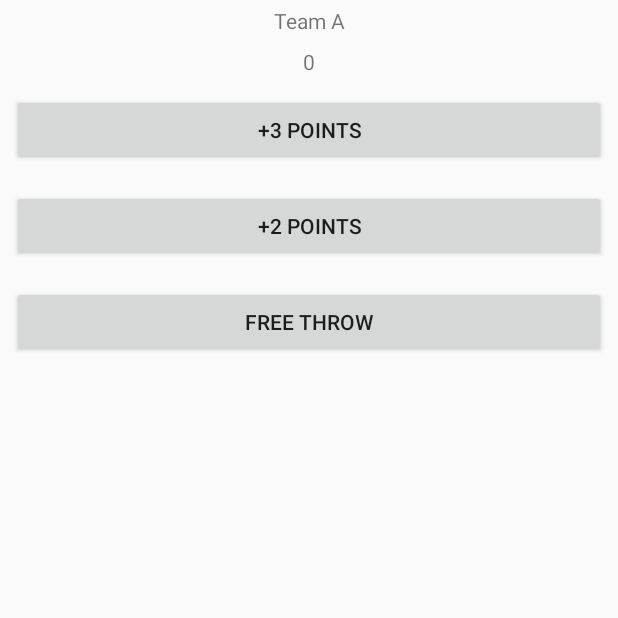
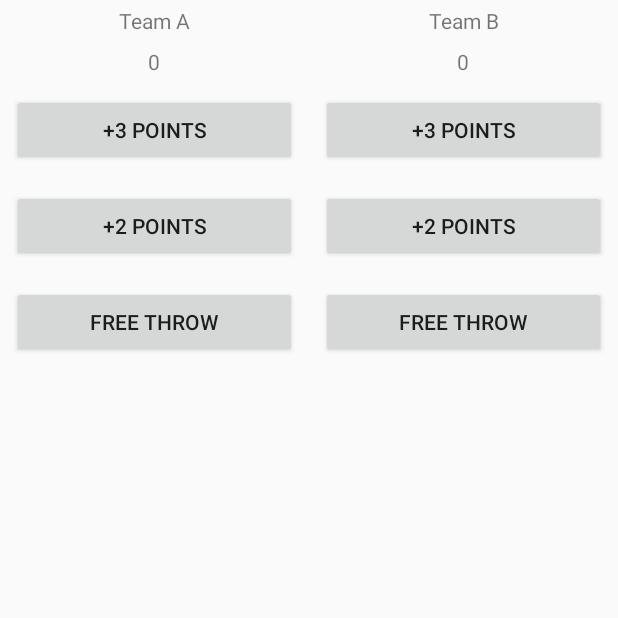
Before and after one commit to GregoryWilusz/GDCS_CourtCounter, an Android app: the screen it shows after launch (MainActivity), on a phone screen of 412 x 824 dp, the top half of it. Run offline under Robolectric (Android 15) with nearby library versions, the phone set to English and light mode, and no system bars.

Commit message:
Added Team B with a previous functionality.

```diff
--- a/app/src/main/java/com/example/android/courtcounter/MainActivity.java
+++ b/app/src/main/java/com/example/android/courtcounter/MainActivity.java
@@ -8,6 +8,7 @@ import android.widget.TextView;
 public class MainActivity extends AppCompatActivity {
 
     int scoreTeamA = 0;
+    int scoreTeamB = 0;
 
     @Override
     protected void onCreate(Bundle savedInstanceState) {
@@ -36,4 +37,25 @@ public class MainActivity extends AppCompatActivity {
         scoreTeamA += 1;
         displayForTeamA(scoreTeamA);
     }
+
+    /**
+     * Displays the given score for Team B.
+     */
+    public void displayForTeamB(int score) {
+        TextView scoreView = (TextView) findViewById(R.id.team_b_score);
+        scoreView.setText(String.valueOf(score));
+    }
+
+    public void addThreeForTeamB(View view) {
+        scoreTeamB += 3;
+        displayForTeamB(scoreTeamB);
+    }
+    public void addTwoForTeamB(View view) {
+        scoreTeamB += 2;
+        displayForTeamB(scoreTeamB);
+    }
+    public void addOneForTeamB(View view) {
+        scoreTeamB += 1;
+        displayForTeamB(scoreTeamB);
+    }
 }
--- a/app/src/main/res/layout/activity_main.xml
+++ b/app/src/main/res/layout/activity_main.xml
@@ -1,48 +1,95 @@
 <?xml version="1.0" encoding="utf-8"?>
-<LinearLayout
-    xmlns:android="http://schemas.android.com/apk/res/android"
+<LinearLayout xmlns:android="http://schemas.android.com/apk/res/android"
     xmlns:tools="http://schemas.android.com/tools"
     android:layout_width="match_parent"
     android:layout_height="match_parent"
-    android:orientation="vertical"
+    android:orientation="horizontal"
     tools:context="com.example.android.courtcounter.MainActivity">
+
+    <LinearLayout
+        android:layout_width="0dp"
+        android:layout_height="match_parent"
+        android:layout_weight="1"
+        android:orientation="vertical">
 
         <TextView
             android:layout_width="match_parent"
             android:layout_height="wrap_content"
-        android:text="@string/team_name"
             android:gravity="center_horizontal"
             android:padding="4dp"
-         />
+            android:text="@string/teama_name" />
 
         <TextView
             android:id="@+id/team_a_score"
             android:layout_width="match_parent"
             android:layout_height="wrap_content"
-        android:text="@string/team_score"
             android:gravity="center_horizontal"
             android:padding="4dp"
-     />
+            android:text="@string/team_score" />
 
         <Button
             android:layout_width="match_parent"
             android:layout_height="wrap_content"
-        android:text="@string/btn_3pts"
             android:layout_margin="8dp"
-        android:onClick="addThreeForTeamA"/>
+            android:onClick="addThreeForTeamA"
+            android:text="@string/btn_3pts" />
 
         <Button
             android:layout_width="match_parent"
             android:layout_height="wrap_content"
-        android:text="@string/btn_2pts"
             android:layout_margin="8dp"
-        android:onClick="addTwoForTeamA" />
+            android:onClick="addTwoForTeamA"
+            android:text="@string/btn_2pts" />
 
         <Button
             android:layout_width="match_parent"
             android:layout_height="wrap_content"
-        android:text="@string/btn_1pts"
             android:layout_margin="8dp"
-        android:onClick="addOneForTeamA" />
+            android:onClick="addOneForTeamA"
+            android:text="@string/btn_1pts" />
+    </LinearLayout>
+
+    <LinearLayout
+        android:layout_width="0dp"
+        android:layout_height="match_parent"
+        android:layout_weight="1"
+        android:orientation="vertical">
+
+        <TextView
+            android:layout_width="match_parent"
+            android:layout_height="wrap_content"
+            android:gravity="center_horizontal"
+            android:padding="4dp"
+            android:text="@string/teamb_name" />
+
+        <TextView
+            android:id="@+id/team_b_score"
+            android:layout_width="match_parent"
+            android:layout_height="wrap_content"
+            android:gravity="center_horizontal"
+            android:padding="4dp"
+            android:text="@string/team_score" />
+
+        <Button
+            android:layout_width="match_parent"
+            android:layout_height="wrap_content"
+            android:layout_margin="8dp"
+            android:onClick="addThreeForTeamB"
+            android:text="@string/btn_3pts" />
+
+        <Button
+            android:layout_width="match_parent"
+            android:layout_height="wrap_content"
+            android:layout_margin="8dp"
+            android:onClick="addTwoForTeamB"
+            android:text="@string/btn_2pts" />
+
+        <Button
+            android:layout_width="match_parent"
+            android:layout_height="wrap_content"
+            android:layout_margin="8dp"
+            android:onClick="addOneForTeamB"
+            android:text="@string/btn_1pts" />
+    </LinearLayout>
 
 </LinearLayout>
--- a/app/src/main/res/values/strings.xml
+++ b/app/src/main/res/values/strings.xml
@@ -1,6 +1,7 @@
 <resources>
     <string name="app_name">Team A</string>
-    <string name="team_name">Team A</string>
+    <string name="teama_name">Team A</string>
+    <string name="teamb_name">Team B</string>
     <string name="team_score">0</string>
     <string name="btn_3pts">+3 points</string>
     <string name="btn_2pts">+2 points</string>
```
Lines whose indentation alone changed are shown as unchanged.
